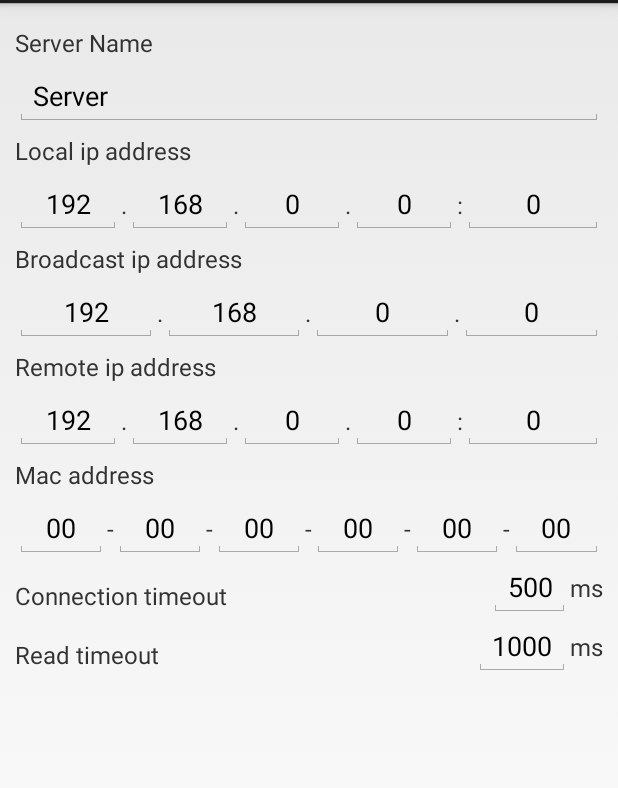
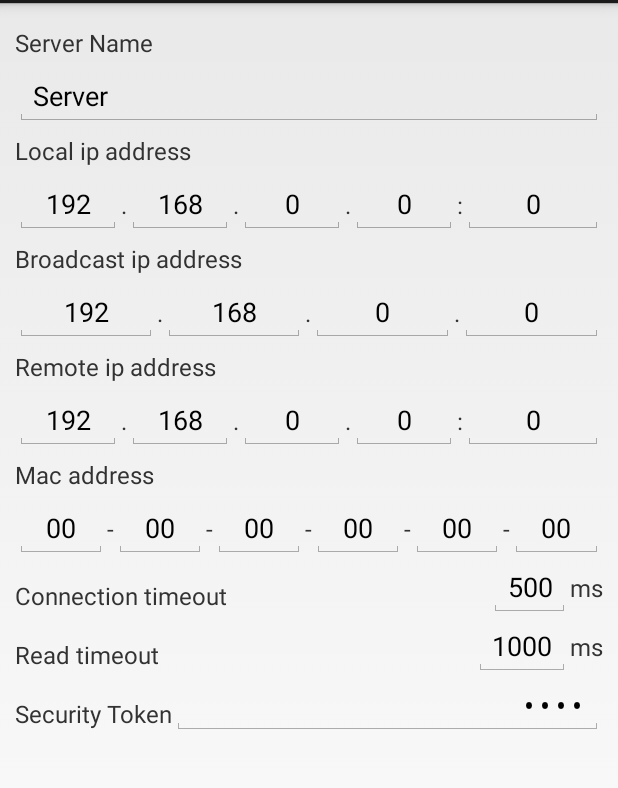
Before and after one commit to cyrillrx/URemote, an Android app: the ServerEditActivity screen opened directly, with no data from a screen before it, on a phone screen of 412 x 824 dp, the part 69-857 px from its top. Run offline under Robolectric (Android 15) with nearby library versions, the phone set to English and light mode, and no system bars.

Commit message:
Security token refactoring (in progress) => move from AsyncMessageMgr to ConnectedDevice

```diff
--- a/URemote/src/main/java/org/es/uremote/computer/ServerEditActivity.java
+++ b/URemote/src/main/java/org/es/uremote/computer/ServerEditActivity.java
@@ -9,6 +9,7 @@ import android.view.MenuItem;
 import android.widget.EditText;
 import android.widget.Toast;
 
+import org.es.security.Md5;
 import org.es.uremote.R;
 import org.es.uremote.objects.ServerSetting;
 import org.es.uremote.objects.ServerSetting.ConnectionType;
@@ -53,6 +54,7 @@ public class ServerEditActivity extends Activity {
 
 	private EditText mConnectionTimeout;
 	private EditText mReadTimeout;
+	private EditText mSecurityToken;
 
 	@Override
 	protected void onCreate(Bundle savedInstanceState) {
@@ -85,8 +87,9 @@ public class ServerEditActivity extends Activity {
 		mMacAddress5	= (EditText)findViewById(R.id.mac_address5);
 		mMacAddress6	= (EditText)findViewById(R.id.mac_address6);
 
-		mConnectionTimeout	= (EditText)findViewById(R.id.connection_timeout);
-		mReadTimeout		= (EditText)findViewById(R.id.read_timeout);
+		mConnectionTimeout  = (EditText)findViewById(R.id.connection_timeout);
+		mReadTimeout        = (EditText)findViewById(R.id.read_timeout);
+        mSecurityToken      = (EditText)findViewById(R.id.security_token);
 
 		if (ACTION_EDIT_SERVER.equals(getIntent().getAction())) {
 			loadServer(getIntent());
@@ -129,6 +132,7 @@ public class ServerEditActivity extends Activity {
 				builder.setMacAddress(getMacAddress());
 				builder.setConnectionTimeout(getConnectionTimeout());
 				builder.setReadTimeout(getReadTimeout());
+                builder.setSecurityToken(getSecurityToken());
 				builder.setConnectionType(getConnectionType());
 
 				try {
@@ -272,6 +276,11 @@ public class ServerEditActivity extends Activity {
 		return Integer.valueOf(mReadTimeout.getEditableText().toString());
 	}
 
+    /** @return The encoded (MD5) security token. */
+    private String getSecurityToken() {
+        return Md5.encode(mSecurityToken.getEditableText().toString());
+    }
+
 	private ConnectionType getConnectionType() {
 		// TODO load from IHM
 		return ConnectionType.LOCAL;
--- a/URemote/src/main/java/org/es/uremote/computer/dao/ServerSettingXmlHandler.java
+++ b/URemote/src/main/java/org/es/uremote/computer/dao/ServerSettingXmlHandler.java
@@ -21,6 +21,7 @@ import static org.es.uremote.computer.dao.ServerSettingDao.TAG_READ_TIMEOUT;
 import static org.es.uremote.computer.dao.ServerSettingDao.TAG_REMOTE_HOST;
 import static org.es.uremote.computer.dao.ServerSettingDao.TAG_REMOTE_PORT;
 import static org.es.uremote.computer.dao.ServerSettingDao.TAG_ROOT;
+import static org.es.uremote.computer.dao.ServerSettingDao.TAG_SECURITY_TOKEN;
 import static org.es.uremote.computer.dao.ServerSettingDao.TAG_SERVER;
 
 /**
@@ -90,6 +91,9 @@ public class ServerSettingXmlHandler extends DefaultHandler {
 		} else if (localName.equals(TAG_READ_TIMEOUT)) {
 			mBuilder.setReadTimeout(Integer.parseInt(mCurrentValue));
 
+        } else if (localName.equals(TAG_SECURITY_TOKEN)) {
+            mBuilder.setSecurityToken(mCurrentValue);
+
 		} else if (localName.equals(TAG_CONNECTION_TYPE)) {
 			mBuilder.setConnectionType(ConnectionType.valueOf(mCurrentValue));
 
--- a/URemote/src/main/java/org/es/uremote/network/AsyncMessageMgr.java
+++ b/URemote/src/main/java/org/es/uremote/network/AsyncMessageMgr.java
@@ -29,6 +29,7 @@ public class AsyncMessageMgr extends AsyncTask<Request, int[], Response> {
 	protected static Semaphore sSemaphore = new Semaphore(2, true);
 	private static final String TAG = "AsyncMessageMgr";
 
+    // TODO delete sSecurityToken. Use ServerSetting.getSecurityToken() instead.
 	private static String sSecurityToken = null;
 
 	protected Handler mHandler;
--- a/URemote/src/main/java/org/es/uremote/objects/BluetoothDevice.java
+++ b/URemote/src/main/java/org/es/uremote/objects/BluetoothDevice.java
@@ -1,6 +1,4 @@
 package org.es.uremote.objects;
-
-import org.es.uremote.network.ConnectedDevice;
 
 /**
  * Simple object that hold the bluetooth device data.
--- a/URemote/src/main/java/org/es/uremote/network/ConnectedDevice.java
+++ b/URemote/src/main/java/org/es/uremote/objects/ConnectedDevice.java
@@ -1,4 +1,4 @@
-package org.es.uremote.network;
+package org.es.uremote.objects;
 
 /**
  * Created by Cyril on 03/11/13.
@@ -30,9 +30,8 @@ public class ConnectedDevice {
         return mReadTimeout;
     }
 
-    /** @return the security token that will be use to authenticate the user. */
+    /** @return The security token that will be use to authenticate the user. */
     public String getSecurityToken() {
         return mSecurityToken;
     }
-
 }
--- a/URemote/src/main/res/layout/server_edit.xml
+++ b/URemote/src/main/res/layout/server_edit.xml
@@ -460,4 +460,26 @@
 				android:textSize="16sp" />
 	</LinearLayout>
 
+    <LinearLayout
+            android:layout_width="match_parent"
+            android:layout_height="wrap_content"
+            android:orientation="horizontal">
+
+        <TextView
+                android:layout_width="wrap_content"
+                android:layout_height="wrap_content"
+                android:layout_marginBottom="5dp"
+                android:layout_marginTop="5dp"
+                android:text="@string/security_token"
+                android:textSize="16sp" />
+
+        <EditText
+                android:id="@+id/security_token"
+                android:layout_width="match_parent"
+                android:layout_height="wrap_content"
+                android:gravity="right"
+                android:inputType="textPassword"
+                android:text="@string/default_security_token" />
+    </LinearLayout>
+
 </LinearLayout>
```
Also changed, not shown: URemote/src/main/java/org/es/uremote/Computer.java (+21 -9 lines), URemote/src/main/java/org/es/uremote/computer/dao/ServerSettingDao.java (+34 -37 lines), URemote/src/main/java/org/es/uremote/objects/ServerSetting.java (+57 -66 lines).
